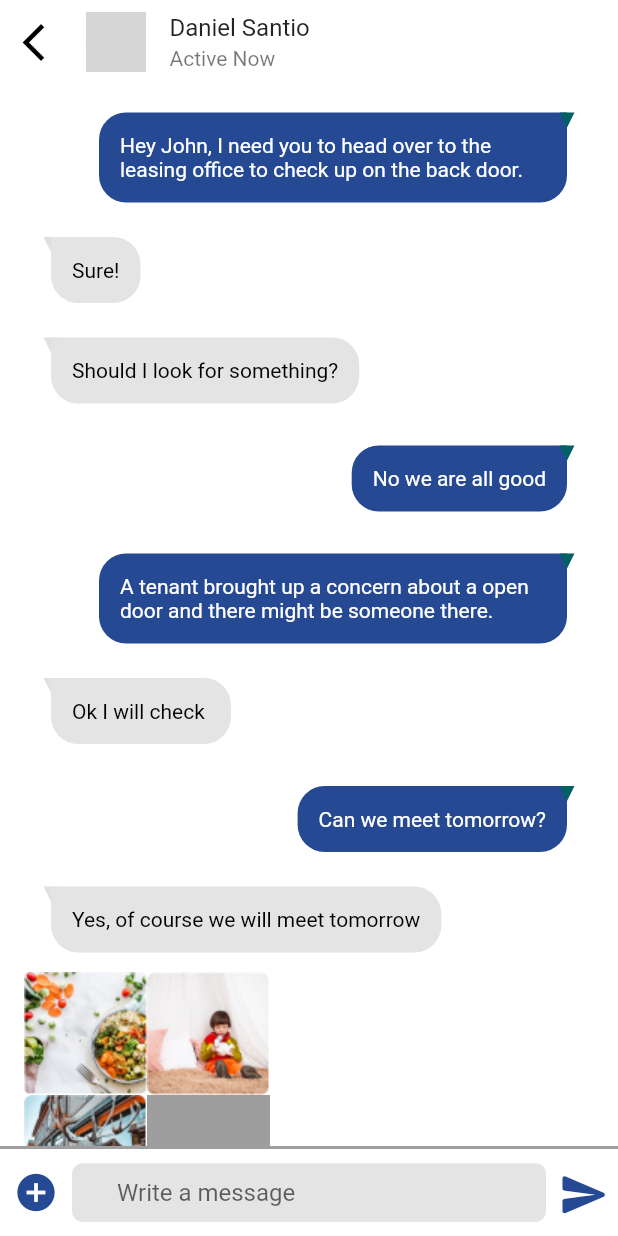
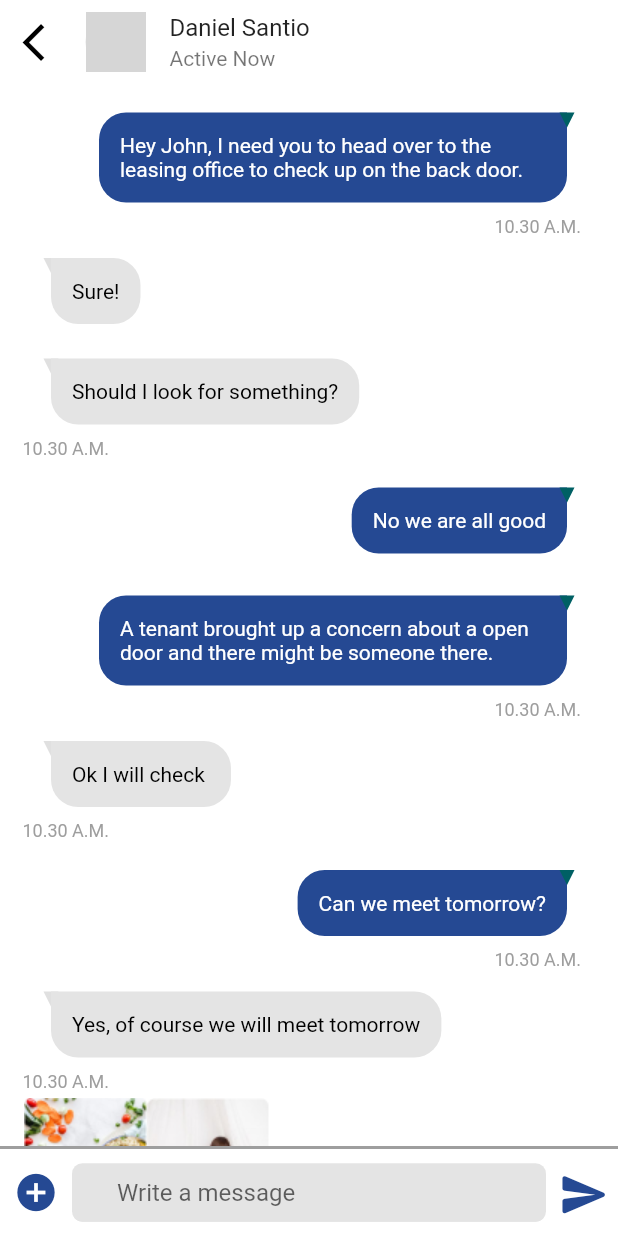
Before and after one commit to Prbhat56/SGT-Guard--Application, a Flutter app: the ConnectScreen screen opened directly, after a tap on "Daniel Santio", on a phone screen of 412 x 824 dp. Run offline on Flutter 3.47's test engine with Material 2 defaults, Android fonts, the light colour scheme and no system bars; our stand-ins replace bloc, carousel_slider, dotted_border, equatable, flutter_bloc, flutter_screenutil and 10 more; missing offline and left inert: flutter_google_places_hoc081098, google_api_headers, google_maps_webservice, qr_code_scanner; network calls fail; grey boxes are pictures that could not be loaded.

Commit message:
design correction

```diff
--- a/lib/presentation/authentication_screen/sign_in_screen.dart
+++ b/lib/presentation/authentication_screen/sign_in_screen.dart
@@ -78,7 +78,12 @@ class _SignInScreenState extends State<SignInScreen> {
                               ),
                             ),
                             context: context,
-                            builder: (context) => Container(
+                            builder: (context) => ClipRRect(
+                              borderRadius: BorderRadius.only(
+                                topLeft: Radius.circular(20.0),
+                                topRight: Radius.circular(20.0),
+                              ),
+                              child: Container(
                                 height: 530.h,
                                 decoration: BoxDecoration(
                                     color: white,
@@ -139,7 +144,8 @@ class _SignInScreenState extends State<SignInScreen> {
                                           itemCount: languages.length,
                                           itemBuilder: (context, index) {
                                             return Container(
-                                            padding: const EdgeInsets.symmetric(
+                                              padding:
+                                                  const EdgeInsets.symmetric(
                                                       vertical: 20),
                                               decoration: BoxDecoration(
                                                 border: Border(
@@ -162,6 +168,7 @@ class _SignInScreenState extends State<SignInScreen> {
                                           }),
                                     ),
                                   ],
+                                ),
                               ),
                             ),
                           );
--- a/lib/presentation/connect_screen/connect_screen.dart
+++ b/lib/presentation/connect_screen/connect_screen.dart
@@ -169,7 +169,7 @@ class _ConnectScreenState extends State<ConnectScreen> {
                     ? MediaQuery.of(context).size.height * 4 / 5
                     : MediaQuery.of(context).size.height * 3.56 / 5,
                 child: ChatTileListView(
-                  cubit: BlocProvider.of(context),
+                  cubit: BlocProvider.of<IslongpressCubit>(context),
                 ),
               ),
             )
@@ -370,7 +370,7 @@ class ChatTileListView extends StatelessWidget {
             color: state.selectedChatTile.contains(index)
                 ? seconderyColor
                 : Colors.transparent,
-            cubit: BlocProvider.of(context),
+            cubit: BlocProvider.of<IslongpressCubit>(context),
           ),
 
           // Column(
--- a/lib/presentation/connect_screen/cubit/islongpressed/islongpress_cubit.dart
+++ b/lib/presentation/connect_screen/cubit/islongpressed/islongpress_cubit.dart
@@ -12,7 +12,7 @@ class IslongpressCubit extends Cubit<IslongpressState> {
 
   void removefromList(int index) {
     emit(state.copyWith(
-        selectedChatTile: state.selectedChatTile..removeAt(index)));
+        selectedChatTile: state.selectedChatTile..remove(index)));
     print("removed index --->${state.selectedChatTile}");
   }
 
--- a/lib/presentation/connect_screen/widgets/chattile_widget.dart
+++ b/lib/presentation/connect_screen/widgets/chattile_widget.dart
@@ -23,9 +23,16 @@ class ChatTileWidget extends StatelessWidget {
           tileColor: color,
           onLongPress: () {
             // cubit.addtoList(index);
-            BlocProvider.of<IslongpressCubit>(context).addtoList(index);
+            BlocProvider.of<IslongpressCubit>(
+              context,
+            ).state.selectedChatTile.contains(index)
+                ? null
+                : BlocProvider.of<IslongpressCubit>(context).addtoList(index);
           },
           onTap: () {
+            // BlocProvider.of<IslongpressCubit>(
+            //   context,
+            // ).state.selectedChatTile.contains(index)
             cubit.state.selectedChatTile.contains(index)
                 ? BlocProvider.of<IslongpressCubit>(context)
                     .removefromList(index)
--- a/lib/presentation/connect_screen/widgets/chatting_screen.dart
+++ b/lib/presentation/connect_screen/widgets/chatting_screen.dart
@@ -1,6 +1,7 @@
 import 'dart:ui';
 
 import 'package:flutter/material.dart';
+import 'package:flutter_screenutil/flutter_screenutil.dart';
 import 'package:line_icons/line_icons.dart';
 import 'package:sgt/presentation/connect_screen/widgets/chat_model.dart';
 import 'package:sgt/presentation/connect_screen/widgets/media_preview_screen.dart';
@@ -266,6 +267,14 @@ class _ChattingScreenState extends State<ChattingScreen> {
                   message:
                       "Hey John, I need you to head over to the leasing office to check up on the back door."),
             ),
+            Padding(
+              padding: EdgeInsets.only(
+                  left: MediaQuery.of(context).size.width * 4 / 5),
+              child: Text(
+                '10.30 A.M.',
+                style: TextStyle(color: Colors.grey, fontSize: 12),
+              ),
+            ),
             ListTile(
                 tileColor: selectedChatTile.contains(2) ? seconderyColor : null,
                 onLongPress: () {
@@ -293,6 +302,13 @@ class _ChattingScreenState extends State<ChattingScreen> {
                 },
                 title: ReceivedMessageScreen(
                     message: "Should I look for something?")),
+            Padding(
+              padding: EdgeInsets.only(left: 15),
+              child: Text(
+                '10.30 A.M.',
+                style: TextStyle(color: Colors.grey, fontSize: 12),
+              ),
+            ),
             ListTile(
                 tileColor: selectedChatTile.contains(4) ? seconderyColor : null,
                 onLongPress: () {
@@ -322,6 +338,14 @@ class _ChattingScreenState extends State<ChattingScreen> {
                   message:
                       "A tenant brought up a concern about a open door and there might be someone there."),
             ),
+            Padding(
+              padding: EdgeInsets.only(
+                  left: MediaQuery.of(context).size.width * 4 / 5),
+              child: Text(
+                '10.30 A.M.',
+                style: TextStyle(color: Colors.grey, fontSize: 12),
+              ),
+            ),
             ListTile(
                 tileColor: selectedChatTile.contains(6) ? seconderyColor : null,
                 onLongPress: () {
@@ -335,6 +359,13 @@ class _ChattingScreenState extends State<ChattingScreen> {
                   });
                 },
                 title: ReceivedMessageScreen(message: "Ok I will check ")),
+            Padding(
+              padding: EdgeInsets.only(left: 15),
+              child: Text(
+                '10.30 A.M.',
+                style: TextStyle(color: Colors.grey, fontSize: 12),
+              ),
+            ),
             ListTile(
               tileColor: selectedChatTile.contains(7) ? seconderyColor : null,
               onLongPress: () {
@@ -348,6 +379,14 @@ class _ChattingScreenState extends State<ChattingScreen> {
                 });
               },
               title: SentMessageScreen(message: "Can we meet tomorrow?"),
+            ),
+            Padding(
+              padding: EdgeInsets.only(
+                  left: MediaQuery.of(context).size.width * 4 / 5),
+              child: Text(
+                '10.30 A.M.',
+                style: TextStyle(color: Colors.grey, fontSize: 12),
+              ),
             ),
             ListTile(
               tileColor: selectedChatTile.contains(8) ? seconderyColor : null,
@@ -363,6 +402,13 @@ class _ChattingScreenState extends State<ChattingScreen> {
               },
               title: ReceivedMessageScreen(
                   message: "Yes, of course we will meet tomorrow"),
+            ),
+            Padding(
+              padding: EdgeInsets.only(left: 15),
+              child: Text(
+                '10.30 A.M.',
+                style: TextStyle(color: Colors.grey, fontSize: 12),
+              ),
             ),
             ListTile(
               tileColor: selectedChatTile.contains(9) ? seconderyColor : null,
@@ -384,6 +430,16 @@ class _ChattingScreenState extends State<ChattingScreen> {
               },
               title: ImageMessage(),
             ),
+            Padding(
+              padding: EdgeInsets.only(left: 15, bottom: 15),
+              child: Text(
+                '10.30 A.M.',
+                style: TextStyle(color: Colors.grey, fontSize: 12),
+              ),
+            ),
+            SizedBox(
+              height: 20,
+            ),
             ListTile(
               tileColor: selectedChatTile.contains(10) ? seconderyColor : null,
               onLongPress: () {
@@ -398,8 +454,21 @@ class _ChattingScreenState extends State<ChattingScreen> {
               },
               title: VideoPreviewWidget(),
             ),
-            ListTile(
-              tileColor: selectedChatTile.contains(11) ? seconderyColor : null,
+            Padding(
+              padding: EdgeInsets.only(left: 15, top: 0, bottom: 15),
+              child: Text(
+                '10.23 A.M.',
+                style: TextStyle(color: Colors.grey, fontSize: 12),
+              ),
+            ),
+            SizedBox(
+              height: 20,
+            ),
+            Padding(
+              padding: EdgeInsets.only(left: 120),
+              child: ListTile(
+                tileColor:
+                    selectedChatTile.contains(11) ? seconderyColor : null,
                 onLongPress: () {
                   setState(() {
                     selectedChatTile.add(11);
@@ -430,8 +499,8 @@ class _ChattingScreenState extends State<ChattingScreen> {
                         top: 60,
                         left: 70,
                         child: Container(
-                          padding:
-                              EdgeInsets.symmetric(vertical: 5, horizontal: 10),
+                            padding: EdgeInsets.symmetric(
+                                vertical: 5, horizontal: 10),
                             decoration: BoxDecoration(
                                 color: black.withOpacity(0.6),
                                 borderRadius: BorderRadius.circular(20)),
@@ -454,6 +523,52 @@ class _ChattingScreenState extends State<ChattingScreen> {
                   ],
                 ),
               ),
+            ),
+            Padding(
+              padding: EdgeInsets.only(
+                  left: MediaQuery.of(context).size.width * 4 / 5, bottom: 15),
+              child: Row(
+                children: [
+                  Text(
+                    '10.30 A.M.',
+                    style: TextStyle(color: Colors.grey, fontSize: 12),
+                  ),
+                  Icon(Icons.av_timer, size: 17.sp, color: Colors.grey),
+                ],
+              ),
+            ),
+            SizedBox(
+              height: 20,
+            ),
+            ListTile(
+              tileColor: selectedChatTile.contains(7) ? seconderyColor : null,
+              onLongPress: () {
+                setState(() {
+                  selectedChatTile.add(7);
+                });
+              },
+              onTap: () {
+                setState(() {
+                  selectedChatTile.remove(7);
+                });
+              },
+              title: SentMessageScreen(
+                  message:
+                      "A tenant brought up a concern about a open door and there might be someone there."),
+            ),
+            Padding(
+              padding: EdgeInsets.only(
+                  left: MediaQuery.of(context).size.width * 4 / 5),
+              child: Row(
+                children: [
+                  Text(
+                    '10.30 A.M.',
+                    style: TextStyle(color: Colors.grey, fontSize: 12),
+                  ),
+                  Icon(Icons.av_timer, size: 17.sp, color: Colors.grey),
+                ],
+              ),
+            ),
             ListTile(
               tileColor: selectedChatTile.contains(9) ? seconderyColor : null,
               onLongPress: () {
@@ -473,6 +588,13 @@ class _ChattingScreenState extends State<ChattingScreen> {
                                 MediaPreviewScreen(index: widget.index)));
               },
               title: ImageMessage(),
+            ),
+            Padding(
+              padding: EdgeInsets.only(left: 15),
+              child: Text(
+                '10.30 A.M.',
+                style: TextStyle(color: Colors.grey, fontSize: 12),
+              ),
             ),
           ],
         ),
```
Also changed, not shown: lib/presentation/connect_screen/widgets/received_message_widget.dart (+2 -8 lines). Lines whose indentation alone changed are shown as unchanged.
